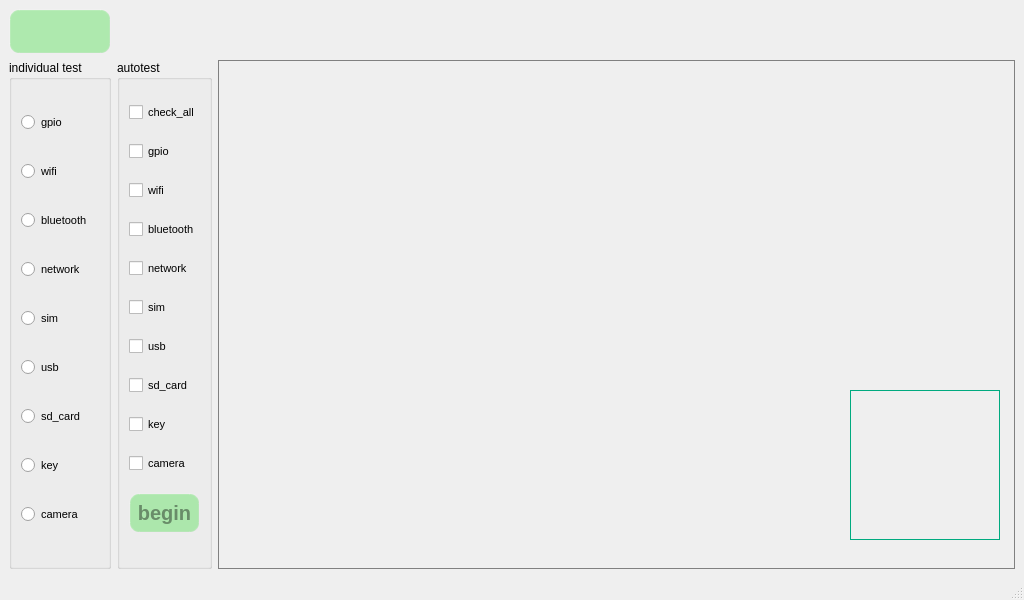
Old version of the form qt/t507/all_interface_test.ui in the repository jizizihe/baijie_demo.
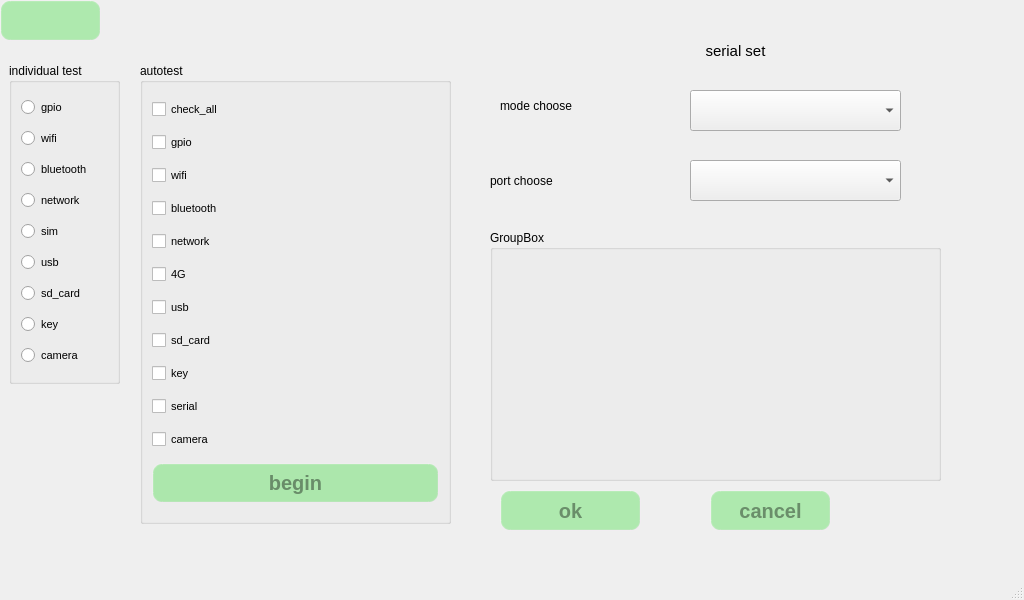
New version of the form. The open tabs and pages were chosen to show the change. Icons and pictures are not drawn.

Commit message: Serial port test of all tests

Diff of the .ui file:
```diff
--- a/qt/t507/all_interface_test.ui
+++ b/qt/t507/all_interface_test.ui
@@ -61,9 +61,15 @@
 }</string>
   </property>
   <widget class="QWidget" name="centralwidget">
-   <layout class="QGridLayout" name="gridLayout_3">
-    <item row="1" column="0">
      <widget class="QGroupBox" name="groupBox">
+    <property name="geometry">
+     <rect>
+      <x>9</x>
+      <y>63</y>
+      <width>111</width>
+      <height>321</height>
+     </rect>
+    </property>
       <property name="title">
        <string>individual test</string>
       </property>
@@ -178,9 +184,15 @@
        </item>
       </layout>
      </widget>
-    </item>
-    <item row="1" column="1">
      <widget class="QGroupBox" name="groupBox_2">
+    <property name="geometry">
+     <rect>
+      <x>140</x>
+      <y>63</y>
+      <width>311</width>
+      <height>461</height>
+     </rect>
+    </property>
       <property name="styleSheet">
        <string notr="true"/>
       </property>
@@ -188,54 +200,6 @@
        <string>autotest</string>
       </property>
       <layout class="QGridLayout" name="gridLayout">
-       <item row="2" column="0">
-        <widget class="QCheckBox" name="auto_wifi">
-         <property name="font">
-          <font>
-           <pointsize>8</pointsize>
-          </font>
-         </property>
-         <property name="text">
-          <string>wifi</string>
-         </property>
-        </widget>
-       </item>
-       <item row="8" column="0">
-        <widget class="QCheckBox" name="auto_key">
-         <property name="font">
-          <font>
-           <pointsize>8</pointsize>
-          </font>
-         </property>
-         <property name="text">
-          <string>key</string>
-         </property>
-        </widget>
-       </item>
-       <item row="1" column="0">
-        <widget class="QCheckBox" name="auto_gpio">
-         <property name="font">
-          <font>
-           <pointsize>8</pointsize>
-          </font>
-         </property>
-         <property name="text">
-          <string>gpio</string>
-         </property>
-        </widget>
-       </item>
-       <item row="6" column="0">
-        <widget class="QCheckBox" name="auto_usb">
-         <property name="font">
-          <font>
-           <pointsize>8</pointsize>
-          </font>
-         </property>
-         <property name="text">
-          <string>usb</string>
-         </property>
-        </widget>
-       </item>
        <item row="5" column="0">
         <widget class="QCheckBox" name="auto_sim">
          <property name="font">
@@ -244,19 +208,31 @@
           </font>
          </property>
          <property name="text">
-          <string>sim</string>
+        <string>4G</string>
          </property>
         </widget>
        </item>
-       <item row="4" column="0">
-        <widget class="QCheckBox" name="auto_network">
+     <item row="8" column="0">
+      <widget class="QCheckBox" name="auto_key">
          <property name="font">
           <font>
            <pointsize>8</pointsize>
           </font>
          </property>
          <property name="text">
-          <string>network</string>
+        <string>key</string>
+       </property>
+      </widget>
+     </item>
+     <item row="3" column="0">
+      <widget class="QCheckBox" name="auto_bluetooth">
+       <property name="font">
+        <font>
+         <pointsize>8</pointsize>
+        </font>
+       </property>
+       <property name="text">
+        <string>bluetooth</string>
          </property>
         </widget>
        </item>
@@ -272,19 +248,7 @@
          </property>
         </widget>
        </item>
-       <item row="3" column="0">
-        <widget class="QCheckBox" name="auto_bluetooth">
-         <property name="font">
-          <font>
-           <pointsize>8</pointsize>
-          </font>
-         </property>
-         <property name="text">
-          <string>bluetooth</string>
-         </property>
-        </widget>
-       </item>
-       <item row="9" column="0">
+     <item row="10" column="0">
         <widget class="QCheckBox" name="auto_camera">
          <property name="font">
           <font>
@@ -296,7 +260,7 @@
          </property>
         </widget>
        </item>
-       <item row="10" column="0">
+     <item row="11" column="0">
         <widget class="QPushButton" name="begin">
          <property name="styleSheet">
           <string notr="true"/>
@@ -318,18 +282,77 @@
          </property>
         </widget>
        </item>
-      </layout>
-     </widget>
-    </item>
-    <item row="1" column="2">
-     <widget class="QTextEdit" name="textEdit">
-      <property name="readOnly">
-       <bool>true</bool>
-      </property>
-     </widget>
-    </item>
-    <item row="0" column="0">
+     <item row="6" column="0">
+      <widget class="QCheckBox" name="auto_usb">
+       <property name="font">
+        <font>
+         <pointsize>8</pointsize>
+        </font>
+       </property>
+       <property name="text">
+        <string>usb</string>
+       </property>
+      </widget>
+     </item>
+     <item row="2" column="0">
+      <widget class="QCheckBox" name="auto_wifi">
+       <property name="font">
+        <font>
+         <pointsize>8</pointsize>
+        </font>
+       </property>
+       <property name="text">
+        <string>wifi</string>
+       </property>
+      </widget>
+     </item>
+     <item row="4" column="0">
+      <widget class="QCheckBox" name="auto_network">
+       <property name="font">
+        <font>
+         <pointsize>8</pointsize>
+        </font>
+       </property>
+       <property name="text">
+        <string>network</string>
+       </property>
+      </widget>
+     </item>
+     <item row="1" column="0">
+      <widget class="QCheckBox" name="auto_gpio">
+       <property name="font">
+        <font>
+         <pointsize>8</pointsize>
+        </font>
+       </property>
+       <property name="text">
+        <string>gpio</string>
+       </property>
+      </widget>
+     </item>
+     <item row="9" column="0">
+      <widget class="QCheckBox" name="auto_serial">
+       <property name="font">
+        <font>
+         <pointsize>8</pointsize>
+        </font>
+       </property>
+       <property name="text">
+        <string>serial</string>
+       </property>
+      </widget>
+     </item>
+    </layout>
+   </widget>
      <widget class="QPushButton" name="return_2">
+    <property name="geometry">
+     <rect>
+      <x>0</x>
+      <y>0</y>
+      <width>101</width>
+      <height>41</height>
+     </rect>
+    </property>
       <property name="styleSheet">
        <string notr="true">/****************按钮部件*******************/
 QPushButton{
@@ -383,15 +406,23 @@
        </size>
       </property>
      </widget>
-    </item>
-   </layout>
+   <widget class="QStackedWidget" name="stackedWidget">
+    <property name="geometry">
+     <rect>
+      <x>460</x>
+      <y>20</y>
+      <width>541</width>
+      <height>521</height>
+     </rect>
+    </property>
+    <widget class="QWidget" name="page">
    <widget class="QLabel" name="image">
     <property name="geometry">
      <rect>
-      <x>850</x>
-      <y>390</y>
-      <width>150</width>
-      <height>150</height>
+        <x>359</x>
+        <y>340</y>
+        <width>141</width>
+        <height>121</height>
      </rect>
     </property>
     <property name="maximumSize">
@@ -412,11 +443,129 @@
      <bool>true</bool>
     </property>
    </widget>
-   <zorder>textEdit</zorder>
-   <zorder>groupBox</zorder>
-   <zorder>groupBox_2</zorder>
-   <zorder>image</zorder>
-   <zorder>return_2</zorder>
+     <widget class="QTextEdit" name="textEdit">
+      <property name="geometry">
+       <rect>
+        <x>10</x>
+        <y>20</y>
+        <width>521</width>
+        <height>491</height>
+       </rect>
+      </property>
+      <property name="readOnly">
+       <bool>true</bool>
+      </property>
+     </widget>
+    </widget>
+    <widget class="QWidget" name="serial_page">
+     <widget class="QLabel" name="label">
+      <property name="geometry">
+       <rect>
+        <x>180</x>
+        <y>10</y>
+        <width>191</width>
+        <height>41</height>
+       </rect>
+      </property>
+      <property name="font">
+       <font>
+        <pointsize>11</pointsize>
+       </font>
+      </property>
+      <property name="text">
+       <string>serial set</string>
+      </property>
+      <property name="alignment">
+       <set>Qt::AlignCenter</set>
+      </property>
+     </widget>
+     <widget class="QLabel" name="label_2">
+      <property name="geometry">
+       <rect>
+        <x>40</x>
+        <y>60</y>
+        <width>151</width>
+        <height>51</height>
+       </rect>
+      </property>
+      <property name="text">
+       <string>mode choose</string>
+      </property>
+     </widget>
+     <widget class="QLabel" name="label_3">
+      <property name="geometry">
+       <rect>
+        <x>30</x>
+        <y>140</y>
+        <width>151</width>
+        <height>41</height>
+       </rect>
+      </property>
+      <property name="text">
+       <string>port choose</string>
+      </property>
+     </widget>
+     <widget class="QComboBox" name="comboBox">
+      <property name="geometry">
+       <rect>
+        <x>230</x>
+        <y>70</y>
+        <width>211</width>
+        <height>41</height>
+       </rect>
+      </property>
+     </widget>
+     <widget class="QComboBox" name="comboBox_2">
+      <property name="geometry">
+       <rect>
+        <x>230</x>
+        <y>140</y>
+        <width>211</width>
+        <height>41</height>
+       </rect>
+      </property>
+     </widget>
+     <widget class="QGroupBox" name="groupBox_3">
+      <property name="geometry">
+       <rect>
+        <x>30</x>
+        <y>210</y>
+        <width>451</width>
+        <height>251</height>
+       </rect>
+      </property>
+      <property name="title">
+       <string>GroupBox</string>
+      </property>
+     </widget>
+     <widget class="QPushButton" name="pushButton">
+      <property name="geometry">
+       <rect>
+        <x>40</x>
+        <y>470</y>
+        <width>141</width>
+        <height>41</height>
+       </rect>
+      </property>
+      <property name="text">
+       <string>ok</string>
+      </property>
+     </widget>
+     <widget class="QPushButton" name="pushButton_2">
+      <property name="geometry">
+       <rect>
+        <x>250</x>
+        <y>470</y>
+        <width>121</width>
+        <height>41</height>
+       </rect>
+      </property>
+      <property name="text">
+       <string>cancel</string>
+      </property>
+     </widget>
+    </widget>
+   </widget>
   </widget>
   <widget class="QMenuBar" name="menubar">
    <property name="geometry">
```
Lines whose indentation alone changed are shown as unchanged. The commit also changes 12 other files.
